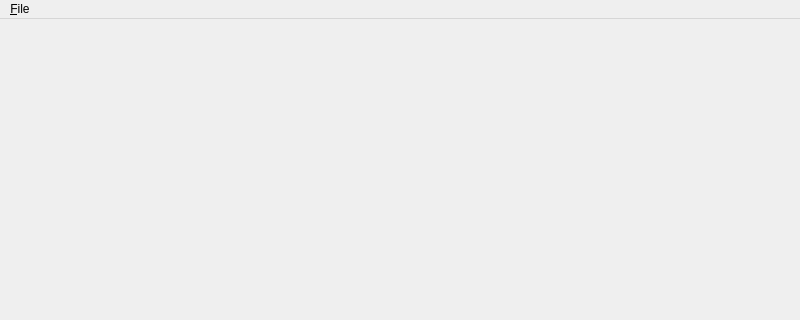
The window that src/mainwindow.ui (laikatoolbox/laika-notepad) describes before a commit, drawn with Qt 5; both pictures show x 0 to 800 and y 0 to 320 of the 800 by 600 pixel window.
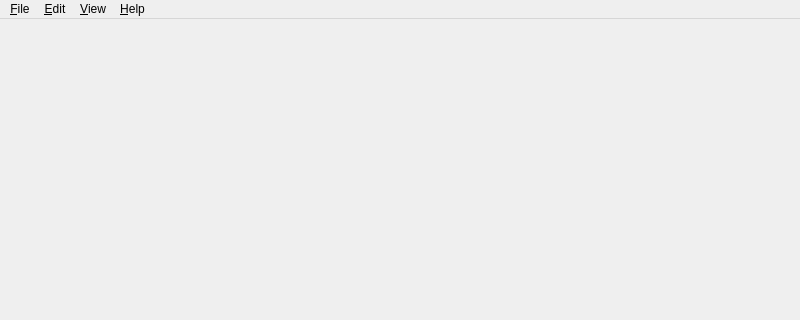
The same window after the commit.

```diff
--- a/src/mainwindow.ui
+++ b/src/mainwindow.ui
@@ -20,7 +20,7 @@
      <x>0</x>
      <y>0</y>
      <width>800</width>
-     <height>30</height>
+     <height>33</height>
     </rect>
    </property>
    <widget class="QMenu" name="menu_File">
@@ -29,7 +29,38 @@
     </property>
     <addaction name="actionNew"/>
    </widget>
+   <widget class="QMenu" name="menu_Edit">
+    <property name="title">
+     <string>&amp;Edit</string>
+    </property>
+    <addaction name="actionUndo"/>
+    <addaction name="actionRedo"/>
+    <addaction name="separator"/>
+    <addaction name="actionSelect_All"/>
+    <addaction name="actionDeselect_All"/>
+    <addaction name="separator"/>
+    <addaction name="actionFind_Replace"/>
+   </widget>
+   <widget class="QMenu" name="menu_View">
+    <property name="title">
+     <string>&amp;View</string>
+    </property>
+    <addaction name="actionLine_Numbers"/>
+    <addaction name="actionWord_Wrap"/>
+    <addaction name="separator"/>
+    <addaction name="actionPreferences"/>
+    <addaction name="actionThemes"/>
+   </widget>
+   <widget class="QMenu" name="menu_Help">
+    <property name="title">
+     <string>&amp;Help</string>
+    </property>
+    <addaction name="action_About"/>
+   </widget>
    <addaction name="menu_File"/>
+   <addaction name="menu_Edit"/>
+   <addaction name="menu_View"/>
+   <addaction name="menu_Help"/>
   </widget>
   <widget class="QStatusBar" name="statusbar"/>
   <action name="actionNew">
```
Left out of the diff: 52 changed lines with no effect on the pictures.
